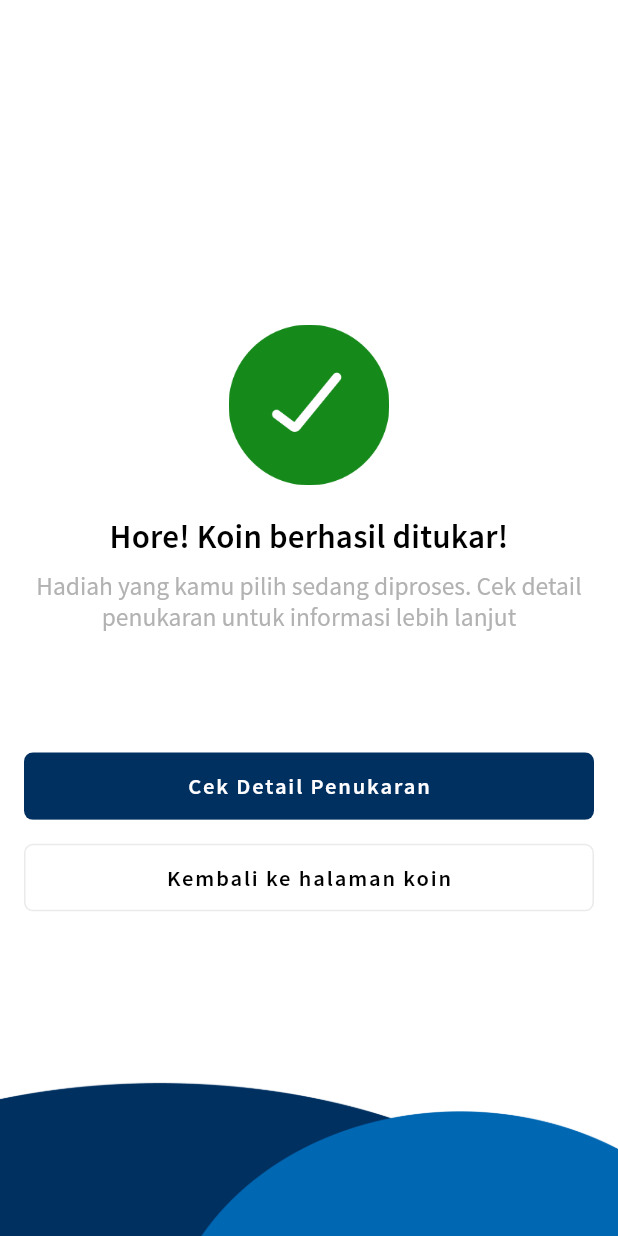
After one commit to erlandmotor/Agent_Mobile_App, a Flutter app: the CheckDetailRedeemPage screen opened directly, on a phone screen of 412 x 824 dp. The commit adds this screen. Run offline on Flutter 3.47's test engine with Material 2 defaults, Android fonts, the phone set to English and light mode, and no system bars.

Commit message:
slicing ui check pooin dan detail transaction done

```diff
--- /dev/null
+++ b/lib/pages/poin_page/check_redem_page.dart
@@ -0,0 +1,77 @@
+import 'package:agent_mobile_app/helper/margin_layout.dart';
+import 'package:agent_mobile_app/helper/routes.dart';
+import 'package:agent_mobile_app/helper/themes_colors.dart';
+import 'package:agent_mobile_app/helper/themse_fonts.dart';
+import 'package:agent_mobile_app/pages/poin_page/detail_transaction_page.dart';
+import 'package:agent_mobile_app/pages/poin_page/poin_reward_page.dart';
+import 'package:agent_mobile_app/widget_reusable/widget_button.dart';
+import 'package:flutter/material.dart';
+
+class CheckDetailRedeemPage extends StatelessWidget {
+  const CheckDetailRedeemPage({Key? key}) : super(key: key);
+
+  @override
+  Widget build(BuildContext context) {
+    return Scaffold(
+      backgroundColor: Colors.white,
+      body: Stack(
+        children: [
+          Align(
+            alignment: Alignment.bottomCenter,
+            child: Image.asset(
+              'assets/backround/bg_redeem.png',
+              fit: BoxFit.fill,
+              width: double.infinity,
+              height: MediaQuery.of(context).size.height * 0.15,
+            ),
+          ),
+          Padding(
+            padding: Marginlayout.marginhorizontal,
+            child: Column(
+              mainAxisAlignment: MainAxisAlignment.center,
+              crossAxisAlignment: CrossAxisAlignment.stretch,
+              children: [
+                Image.asset(
+                  'assets/ilustration/success.png',
+                  height: MediaQuery.of(context).size.height * 0.13,
+                ),
+                const SizedBox(
+                  height: 20,
+                ),
+                Text(
+                  'Hore! Koin berhasil ditukar!',
+                  textAlign: TextAlign.center,
+                  style: FontStyle.heading1,
+                ),
+                const SizedBox(
+                  height: 8,
+                ),
+                Text(
+                  'Hadiah yang kamu pilih sedang diproses. Cek detail penukaran untuk informasi lebih lanjut',
+                  textAlign: TextAlign.center,
+                  style: FontStyle.body1.copyWith(color: ColorApp.secondaryB2),
+                ),
+                const SizedBox(
+                  height: 80,
+                ),
+                ButtonCustom.buttonPrimary(
+                  onTap: () => RouteWidget.push(
+                      context: context, page: const DetailTransactionPage()),
+                  colorBtn: ColorApp.primaryA3,
+                  text: 'Cek Detail Penukaran',
+                ),
+                const SizedBox(
+                  height: 16,
+                ),
+                ButtonCustom.buttonSeccondary(
+                    onTap: () => RouteWidget.pushAndRemoveUntil(
+                        context: context, page: const PoinRewardPage()),
+                    text: 'Kembali ke halaman koin')
+              ],
+            ),
+          ),
+        ],
+      ),
+    );
+  }
+}
--- a/lib/widget_reusable/widget_appbar_default.dart
+++ b/lib/widget_reusable/widget_appbar_default.dart
@@ -6,6 +6,7 @@ class CustomAppBar {
   static PreferredSizeWidget appBarDefault(BuildContext context,
       {required Color backgroundColor,
       required Color colorComponen,
+      List<Widget>? action,
       required String title}) {
     return AppBar(
       backgroundColor: backgroundColor,
@@ -22,6 +23,7 @@ class CustomAppBar {
         title,
         style: FontStyle.heading1.copyWith(color: colorComponen),
       ),
+      actions: action ?? [],
     );
   }
 }
```
Also changed, not shown: lib/pages/poin_page/detail_transaction_page.dart (+225 -0 lines), lib/pages/poin_page/reward_detail_page.dart (+14 -3 lines), assets/backround/bg_redeem.png (added), lib/pages/poin_page/detail_redem_page.dart (deleted).
